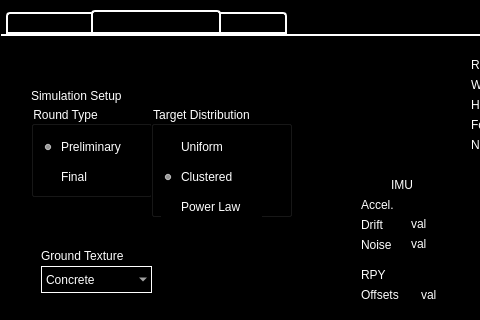
Above: src/rover_gui_plugin.ui from BCLab-UNM/SwarmathonIV-Cabrillo-Public before the change; both pictures show x 159 to 639 and y 0 to 320 of the 1024 by 725 pixel window. Below: the same form after it.
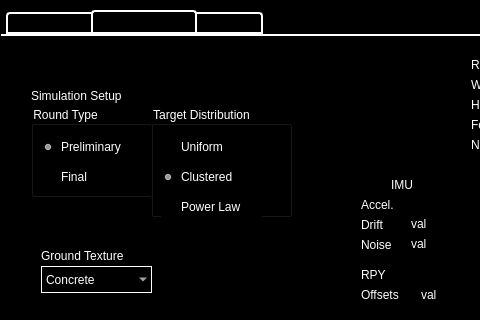
That is the form after the change. Icons and pictures are not drawn. Custom widgets are drawn as their Qt base class.

Commit message:
Renamed the simulation parameters tab to simulation control. Added ros::shutdown to plugin::shutdown.
The name change reflects that the tab contents now control the startup, shutdown, and visualization of gazebo.
The addition of ros::shutdown() cleans up ros and makes sure we return control to the calling run.sh script.

```diff
--- a/src/rover_gui_plugin.ui
+++ b/src/rover_gui_plugin.ui
@@ -251,7 +251,7 @@
    </widget>
    <widget class="QWidget" name="simulation_parameters_tab">
     <attribute name="title">
-     <string>Simulation Parameters</string>
+     <string>Simulation Control</string>
     </attribute>
     <widget class="QFrame" name="simulation_setup_frame">
      <property name="geometry">
```
The commit also changes 1 other file.
